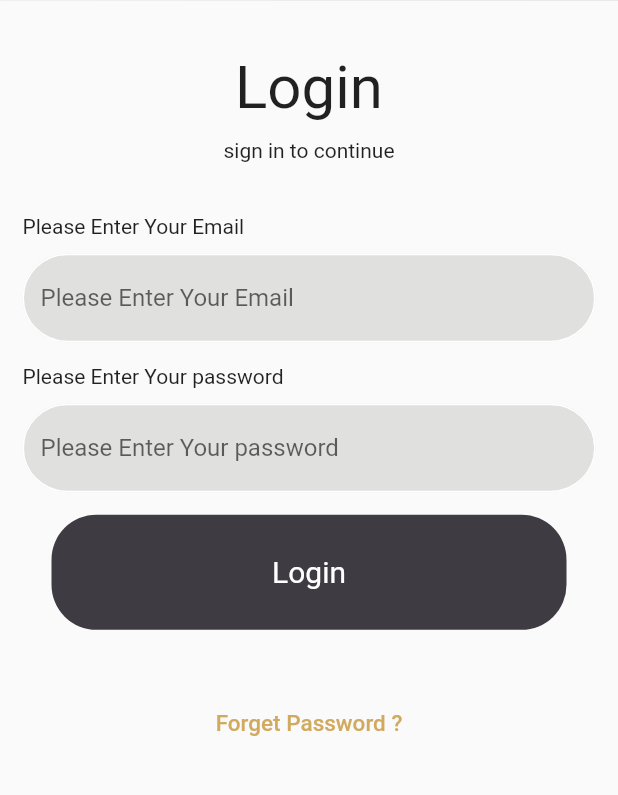
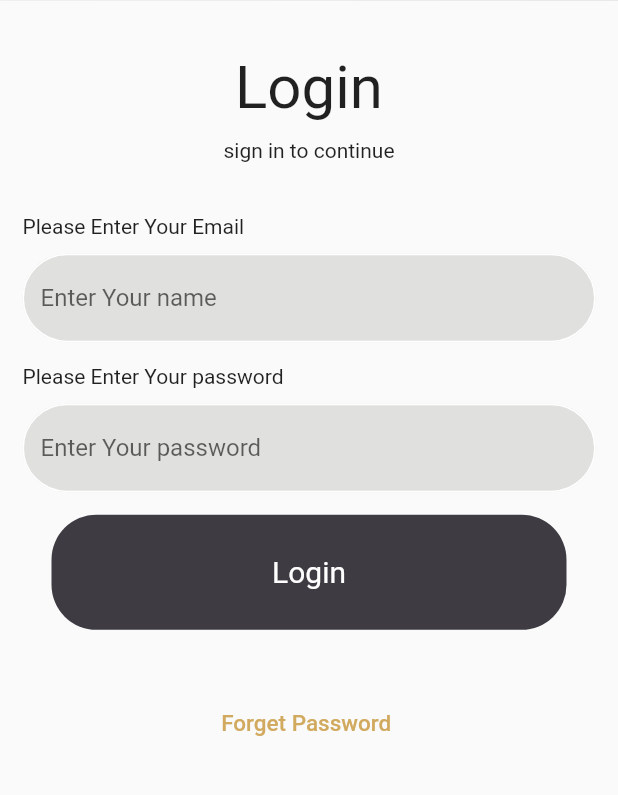
Before and after one commit to EbrahimMShaaban/rights_project, a Flutter app: the screen it shows after launch, after a tap on "Login", on a phone screen of 412 x 824 dp, the part 329-1124 px from its top. Run offline on Flutter 3.47's test engine with Material 2 defaults, Android fonts, the phone set to English and light mode, and no system bars.

Commit message:
اضافه لوجين المحامي وشويه اضافات

```diff
--- a/lib/screens/registration/firstscreen.dart
+++ b/lib/screens/registration/firstscreen.dart
@@ -4,6 +4,7 @@ import 'package:rights_project/screens/registration/login.dart';
 import 'package:rights_project/style.dart';
 
 import '../../widgets/login_button.dart';
+import '../lawyer_screen/lawyer_category.dart';
 
 class Firstscreen extends StatelessWidget {
   const Firstscreen({Key? key}) : super(key: key);
@@ -41,7 +42,7 @@ class Firstscreen extends StatelessWidget {
             Loginbuton(
               ontab: () {
                 Navigator.of(context).pushReplacement(
-                    MaterialPageRoute(builder: (context) => const Firstscreen()));
+                    MaterialPageRoute(builder: (context) => const LawyerCategory()));
               },
               txt: 'Sign Up',color: const Color(0xffd1aa5f)
             ),
--- a/lib/screens/registration/login.dart
+++ b/lib/screens/registration/login.dart
@@ -2,6 +2,7 @@ import 'package:flutter/material.dart';
 import 'package:rights_project/screens/admin_sceen/category_view.dart';
 import 'package:rights_project/style.dart';
 
+import '../../widgets/compnant.dart';
 import '../../widgets/login_button.dart';
 
 class Login extends StatefulWidget {
@@ -71,27 +72,16 @@ class _LoginState extends State<Login> {
                     const SizedBox(
                       height: 10,
                     ),
-                    TextFormField(
+                    defualtTextFormField(
                       controller: nameControl,
-                      validator: (value) {
+                      validate: (value) {
                         if (value!.isEmpty) {
                           return 'Enter Email';
                         }
                         return null;
                       },
-                      decoration: InputDecoration(
-                        hintText: 'Please Enter Your Email',
-                        filled: true,
-                        fillColor: const Color(0xffe0e1df),
-                        focusedBorder: OutlineInputBorder(
-                          borderSide: const BorderSide(color: Colors.white),
-                          borderRadius: BorderRadius.circular(30),
-                        ),
-                        enabledBorder: OutlineInputBorder(
-                          borderSide: const BorderSide(color: Colors.white),
-                          borderRadius: BorderRadius.circular(30),
-                        ),
-                      ),
+                      hint: 'Enter Your name',
+                      type: TextInputType.emailAddress,
                     ),
                     const SizedBox(
                       height: 15,
@@ -100,28 +90,17 @@ class _LoginState extends State<Login> {
                     const SizedBox(
                       height: 10,
                     ),
-                    TextFormField(
+                    defualtTextFormField(
                       controller: passwordControl,
-                      validator: (value) {
+                      validate: (value) {
                         if (value!.isEmpty) {
                           return 'Enter password';
                         }
                         return null;
                       },
-                      decoration: InputDecoration(
-                        hintText: 'Please Enter Your password',
-                        filled: true,
-                        fillColor: const Color(0xffe0e1df),
-                        focusedBorder: OutlineInputBorder(
-                          borderSide: const BorderSide(color: Colors.white),
-                          borderRadius: BorderRadius.circular(30),
-                        ),
-                        enabledBorder: OutlineInputBorder(
-                          borderSide: const BorderSide(color: Colors.white),
-                          borderRadius: BorderRadius.circular(30),
-                        ),
-                      ),
-                    )
+                      hint: 'Enter Your password',
+                      type: TextInputType.emailAddress,
+                    ),
                   ],
                 ),
               )),
@@ -145,14 +124,12 @@ class _LoginState extends State<Login> {
           SizedBox(
             height: sizeFromHeight(context, 20),
           ),
-          TextButton(
-              onPressed: () {},
-              child: const Text(
-                'Forget Password ?',
-                style: TextStyle(color: Color(0xffd1aa5f), fontSize: 15),
-              ))
+          defualtTextButton( txt: 'Forget Password ',onPressed: (){})
         ],
       ),
     ));
   }
+
+
+
 }
--- /dev/null
+++ b/lib/widgets/compnant.dart
@@ -0,0 +1,58 @@
+import 'package:flutter/material.dart';
+
+TextFormField defualtTextFormField({
+  required TextEditingController controller,
+  required TextInputType type,
+  bool isPassword = false,
+  required FormFieldValidator validate,
+  required String hint,
+}) {
+  return TextFormField(
+    controller: controller,
+    validator: validate,
+    obscureText: isPassword,
+    decoration: InputDecoration(
+      hintText: hint,
+      filled: true,
+      fillColor: const Color(0xffe0e1df),
+      focusedBorder: OutlineInputBorder(
+        borderSide: const BorderSide(color: Colors.white),
+        borderRadius: BorderRadius.circular(30),
+      ),
+      enabledBorder: OutlineInputBorder(
+        borderSide: const BorderSide(color: Colors.white),
+        borderRadius: BorderRadius.circular(30),
+      ),
+    ),
+  );
+}
+
+TextButton defualtTextButton({required String txt,required VoidCallback? onPressed}) {
+  return TextButton(
+      onPressed: onPressed,
+      child:  Text(
+        txt,
+        style:const TextStyle(color: Color(0xffd1aa5f), fontSize: 15),
+      ));
+}
+
+void navigateTo(context, widget) => Navigator.push(
+  context,
+  MaterialPageRoute(
+    builder: (context) => widget,
+  ),
+);
+
+void navigateAndFinish(
+    context,
+    widget,
+    ) =>
+    Navigator.pushAndRemoveUntil(
+      context,
+      MaterialPageRoute(
+        builder: (context) => widget,
+      ),
+          (route) {
+        return false;
+      },
+    );
```
Also changed, not shown: lib/screens/lawyer_screen/lawyer_category.dart (added, +71 -0 lines), lib/screens/lawyer_screen/login_screen.dart (added, +198 -0 lines), images/clint_image.png (added), images/fersh_lawyer.png (added), images/lawyer_image.png (added).
